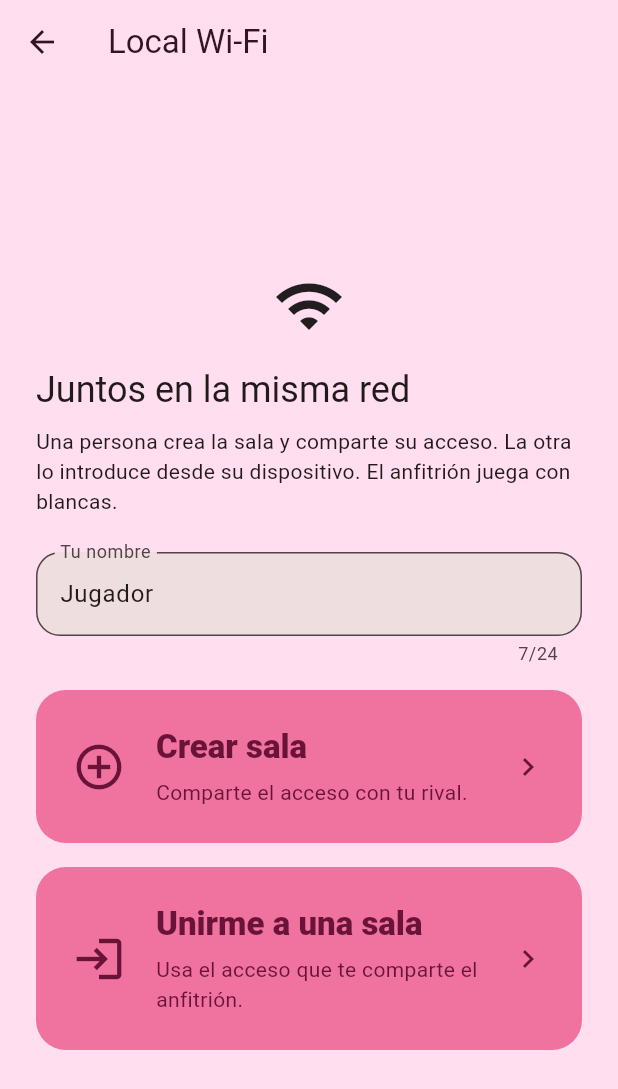
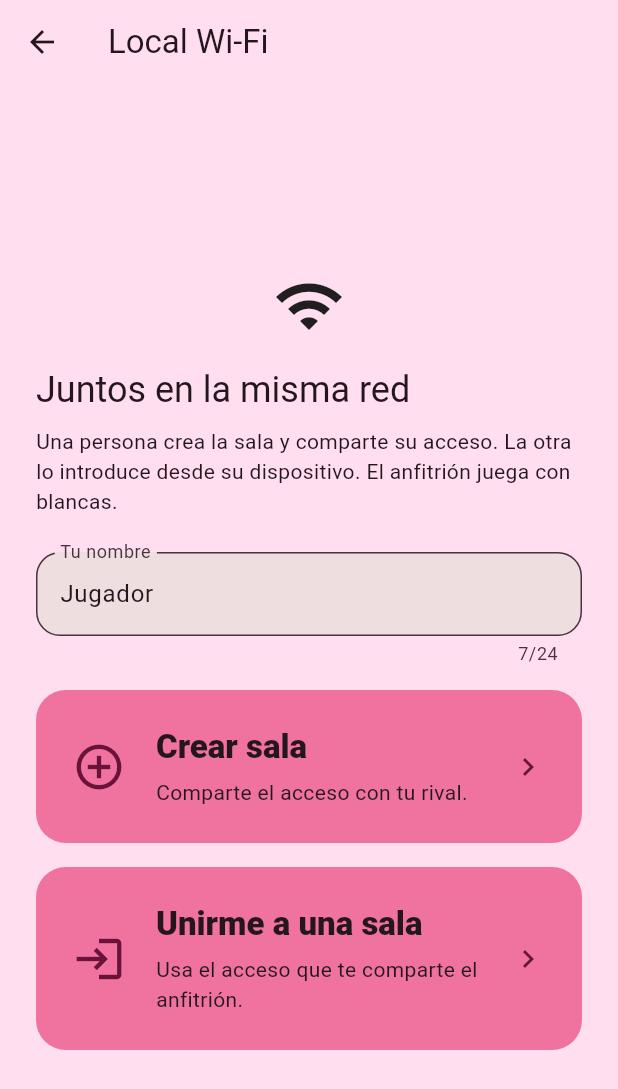
Before and after one commit to AgustinCSI/ChessErcise, a Flutter app: the WifiLobbyScreen screen opened directly, on a phone screen of 412 x 824 dp. Shown: the top 1089 px of the screen. Run offline on Flutter 3.47's test engine with Material 3 defaults, Android fonts, the phone set to English and light mode, and no system bars; our stand-ins replace dio, image_picker, shared_preferences, supabase_flutter; missing offline and left inert: chessground, dartchess; accounts and stored records are empty.

Commit message:
Arreglo detalles de UX/UI

```diff
--- a/chess_ercise/lib/presentation/theme/app_theme.dart
+++ b/chess_ercise/lib/presentation/theme/app_theme.dart
@@ -10,6 +10,10 @@ class AppTheme {
   static const colorVioleta = Color(0xFF7336AF);
   static const colorCasillaClara = Color(0xFFFFFBFE);
   static const colorCasillaRosa = Color(0xFFF8D7E2);
+  static const colorTexto = Color(0xFF24151E);
+  static const colorTextoSecundario = Color(0xFF49313E);
+  static const colorAceptar = Color(0xFF087F52);
+  static const colorRechazar = Color(0xFFC4123D);
 
   // Un único esquema para puzzle, frente a frente y Wi-Fi.
   static const tablero = ChessboardColorScheme(
@@ -47,14 +51,20 @@ class AppTheme {
     colorScheme: ColorScheme.fromSeed(seedColor: colorPrincipal).copyWith(
       primary: colorPrincipal,
       primaryContainer: const Color(0xFFF8B5CF),
-      onPrimaryContainer: const Color(0xFF52112C),
+      onPrimaryContainer: colorTexto,
+      onSurface: colorTexto,
+      onSurfaceVariant: colorTextoSecundario,
       tertiary: colorVioleta,
       surface: const Color(0xFFFFF1F8),
     ),
     scaffoldBackgroundColor: colorFondo,
+    textTheme: Typography.material2021().black.apply(
+      bodyColor: colorTexto,
+      displayColor: colorTexto,
+    ),
     appBarTheme: const AppBarTheme(
       backgroundColor: colorFondo,
-      foregroundColor: Color(0xFF321523),
+      foregroundColor: colorTexto,
       centerTitle: false,
     ),
     navigationBarTheme: const NavigationBarThemeData(
--- a/chess_ercise/lib/presentation/widgets/tarjeta_modo.dart
+++ b/chess_ercise/lib/presentation/widgets/tarjeta_modo.dart
@@ -18,7 +18,7 @@ class TarjetaModo extends StatelessWidget {
 
   @override
   Widget build(BuildContext context) => Opacity(
-    opacity: onTap == null ? .55 : 1,
+    opacity: onTap == null ? .72 : 1,
     child: Material(
       color: AppTheme.colorTarjeta,
       borderRadius: BorderRadius.circular(20),
@@ -39,13 +39,13 @@ class TarjetaModo extends StatelessWidget {
                       titulo,
                       style: Theme.of(context).textTheme.titleLarge?.copyWith(
                         fontWeight: FontWeight.w800,
-                        color: const Color(0xFF681337),
+                        color: AppTheme.colorTexto,
                       ),
                     ),
                     const SizedBox(height: 6),
                     Text(
                       descripcion,
-                      style: const TextStyle(color: Color(0xFF681337)),
+                      style: const TextStyle(color: AppTheme.colorTexto),
                     ),
                   ],
                 ),
```
Also changed, not shown: chess_ercise/lib/presentation/widgets/panel_jugador_local.dart (+25 -20 lines), chess_ercise/lib/presentation/widgets/tira_jugadas.dart (+12 -0 lines), 3 other files.
